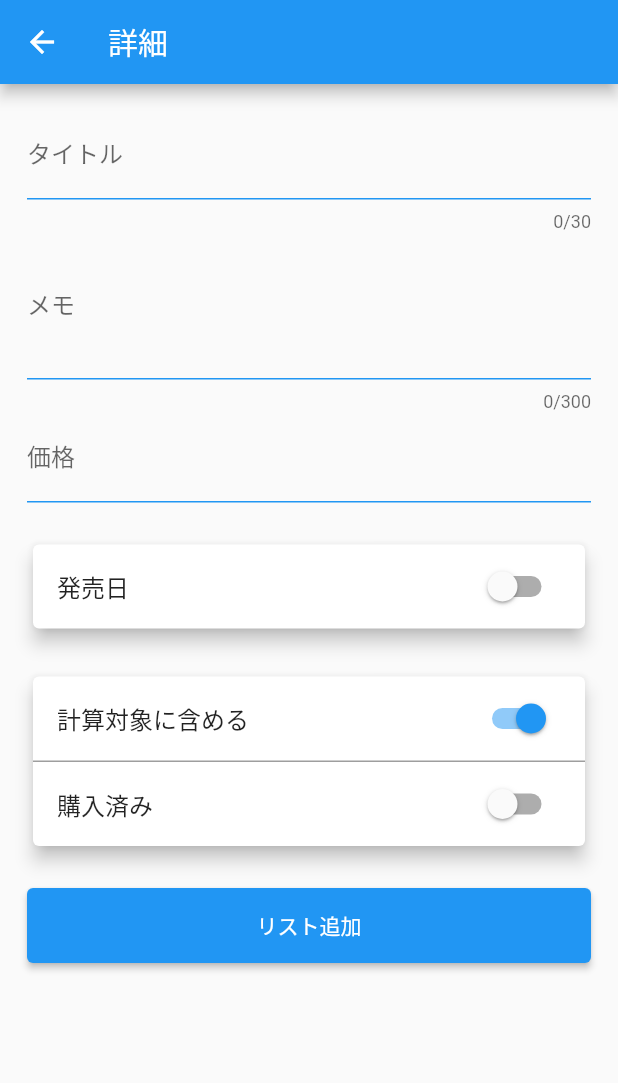
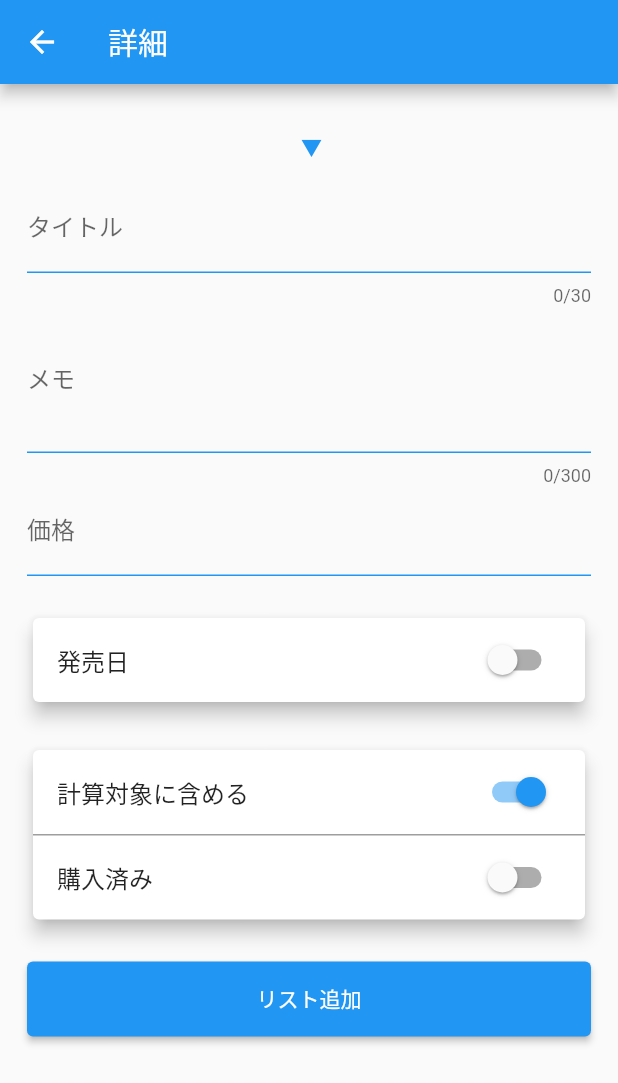
Before and after one commit to matsukawa06/shoppinglist, a Flutter app: the screen it shows after launch, after a tap on the "add" icon, on a phone screen of 412 x 824 dp. Shown: the top 1083 px of the screen. Run offline on Flutter 3.47's test engine with Material 2 defaults, Android fonts, the phone set to English and light mode, and no system bars; our stand-ins replace package_info, shared_preferences, sqflite; accounts and stored records are empty.

Commit message:
グループリストの編集中

```diff
--- a/lib/Models/provider_group.dart
+++ b/lib/Models/provider_group.dart
@@ -6,6 +6,9 @@ class ProviderGroup with ChangeNotifier {
 
   String _selectedTitle = "";
   String get selectedTitle => _selectedTitle;
+
+  String _selectListTitle = "";
+  String get selectListTitle => _selectListTitle;
 
   Future<void> initializeList() async {
     _groupList = await GroupController.getGroup();
@@ -29,6 +32,7 @@ class ProviderGroup with ChangeNotifier {
     List<GroupStore> list = await GroupController.getGroupSelect(selectedId);
     for (var i = 0; i < list.length; i++) {
       _selectedTitle = list[i].title;
+      _selectListTitle = list[i].title;
       break;
     }
     notifyListeners();
@@ -40,7 +44,7 @@ class ProviderGroup with ChangeNotifier {
   Future<void> getSelectedIdTitle(int? id) async {
     List<GroupStore> list = await GroupController.getGroupSelect(id);
     for (var i = 0; i < list.length; i++) {
-      _selectedTitle = list[i].title;
+      _selectListTitle = list[i].title;
       break;
     }
     notifyListeners();
--- a/lib/Views/edit_page/edit_page.dart
+++ b/lib/Views/edit_page/edit_page.dart
@@ -2,6 +2,7 @@ import '../../Common/importer.dart';
 
 import 'package:intl/intl.dart';
 import 'package:intl/date_symbol_data_local.dart';
+import 'group_textButton.dart';
 import 'title_textField.dart';
 import 'memo_textField.dart';
 import 'price_textField.dart';
@@ -36,7 +37,8 @@ class EditPage extends StatelessWidget {
               mainAxisAlignment: MainAxisAlignment.spaceAround,
               children: <Widget>[
                 // グループリスト選択
-
+                GroupTextButton(),
+                SpaceBox.height(1),
                 // タイトル
                 TitleTextField(),
                 SpaceBox.height(1),
--- a/lib/Views/edit_page/group_textButton.dart
+++ b/lib/Views/edit_page/group_textButton.dart
@@ -16,7 +16,7 @@ class GroupTextButton extends StatelessWidget {
           },
         );
       },
-      child: Text("test"),
+      child: Text(providerGroup.selectedTitle + " ▼"),
     );
   }
 }
```
